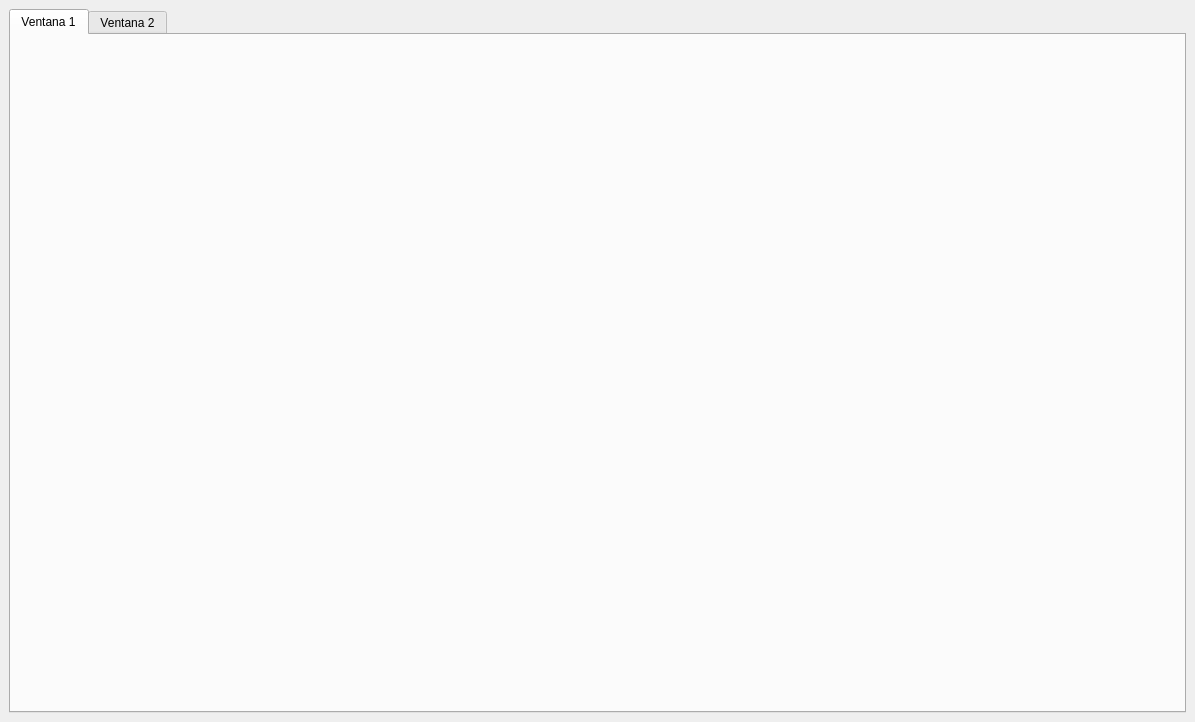
First picture: the form in window.ui, repository pablopascu99/practicaSSII, before the edit.
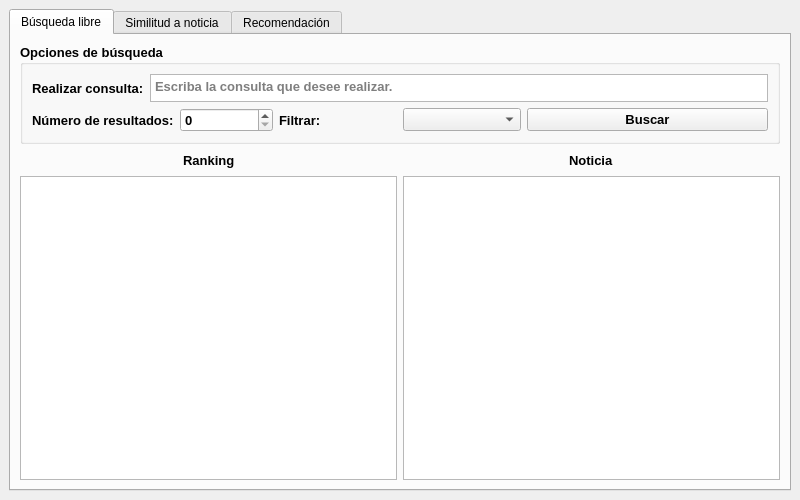
Second picture: the form after the edit.

Commit message: First window concept.

```diff
--- a/window.ui
+++ b/window.ui
@@ -6,28 +6,289 @@
    <rect>
     <x>0</x>
     <y>0</y>
-    <width>1195</width>
-    <height>722</height>
+    <width>800</width>
+    <height>500</height>
    </rect>
   </property>
+  <property name="minimumSize">
+   <size>
+    <width>800</width>
+    <height>500</height>
+   </size>
+  </property>
+  <property name="maximumSize">
+   <size>
+    <width>800</width>
+    <height>500</height>
+   </size>
+  </property>
   <property name="windowTitle">
    <string>MainWindow</string>
   </property>
   <widget class="QWidget" name="centralwidget">
-   <layout class="QGridLayout" name="gridLayout">
-    <item row="0" column="0">
+   <layout class="QVBoxLayout" name="verticalLayout_4">
+    <item>
      <widget class="QTabWidget" name="tabWidget">
       <property name="currentIndex">
        <number>0</number>
       </property>
       <widget class="QWidget" name="tab">
        <attribute name="title">
-        <string>Ventana 1</string>
+        <string>Búsqueda libre</string>
        </attribute>
+       <layout class="QGridLayout" name="gridLayout">
+        <item row="0" column="0">
+         <layout class="QVBoxLayout" name="verticalLayout_3" stretch="1,4">
+          <item>
+           <widget class="QGroupBox" name="groupBox">
+            <property name="maximumSize">
+             <size>
+              <width>16777215</width>
+              <height>100</height>
+             </size>
+            </property>
+            <property name="font">
+             <font>
+              <pointsize>10</pointsize>
+              <weight>75</weight>
+              <bold>true</bold>
+             </font>
+            </property>
+            <property name="title">
+             <string>Opciones de búsqueda</string>
+            </property>
+            <layout class="QGridLayout" name="gridLayout_2">
+             <item row="1" column="0">
+              <layout class="QHBoxLayout" name="horizontalLayout_3">
+               <item>
+                <layout class="QHBoxLayout" name="horizontalLayout" stretch="0,0">
+                 <item>
+                  <widget class="QLabel" name="label">
+                   <property name="text">
+                    <string>Número de resultados:</string>
+                   </property>
+                  </widget>
+                 </item>
+                 <item>
+                  <widget class="QSpinBox" name="nranking"/>
+                 </item>
+                </layout>
+               </item>
+               <item>
+                <layout class="QHBoxLayout" name="horizontalLayout_4">
+                 <item>
+                  <widget class="QLabel" name="label_5">
+                   <property name="text">
+                    <string>Filtrar:</string>
+                   </property>
+                  </widget>
+                 </item>
+                 <item>
+                  <widget class="QComboBox" name="comboBox"/>
+                 </item>
+                </layout>
+               </item>
+               <item>
+                <widget class="QPushButton" name="botonbuscar">
+                 <property name="text">
+                  <string>Buscar</string>
+                 </property>
+                </widget>
+               </item>
+              </layout>
+             </item>
+             <item row="0" column="0">
+              <layout class="QHBoxLayout" name="horizontalLayout_2">
+               <item>
+                <widget class="QLabel" name="label_2">
+                 <property name="text">
+                  <string>Realizar consulta:</string>
+                 </property>
+                </widget>
+               </item>
+               <item>
+                <widget class="QTextEdit" name="filtros">
+                 <property name="markdown">
+                  <string/>
+                 </property>
+                 <property name="placeholderText">
+                  <string>Escriba la consulta que desee realizar.</string>
+                 </property>
+                </widget>
+               </item>
+              </layout>
+             </item>
+            </layout>
+           </widget>
+          </item>
+          <item>
+           <layout class="QHBoxLayout" name="impresiones">
+            <item>
+             <layout class="QVBoxLayout" name="verticalLayout">
+              <item>
+               <layout class="QHBoxLayout" name="horizontalLayout_5">
+                <item>
+                 <spacer name="horizontalSpacer">
+                  <property name="orientation">
+                   <enum>Qt::Horizontal</enum>
+                  </property>
+                  <property name="sizeHint" stdset="0">
+                   <size>
+                    <width>40</width>
+                    <height>20</height>
+                   </size>
+                  </property>
+                 </spacer>
+                </item>
+                <item>
+                 <widget class="QLabel" name="label_3">
+                  <property name="font">
+                   <font>
+                    <pointsize>10</pointsize>
+                    <weight>75</weight>
+                    <bold>true</bold>
+                   </font>
+                  </property>
+                  <property name="text">
+                   <string>Ranking</string>
+                  </property>
+                 </widget>
+                </item>
+                <item>
+                 <spacer name="horizontalSpacer_2">
+                  <property name="orientation">
+                   <enum>Qt::Horizontal</enum>
+                  </property>
+                  <property name="sizeHint" stdset="0">
+                   <size>
+                    <width>40</width>
+                    <height>20</height>
+                   </size>
+                  </property>
+                 </spacer>
+                </item>
+               </layout>
+              </item>
+              <item>
+               <widget class="QTableView" name="ranking">
+                <property name="sizeAdjustPolicy">
+                 <enum>QAbstractScrollArea::AdjustToContents</enum>
+                </property>
+                <property name="editTriggers">
+                 <set>QAbstractItemView::NoEditTriggers</set>
+                </property>
+                <property name="alternatingRowColors">
+                 <bool>true</bool>
+                </property>
+                <property name="textElideMode">
+                 <enum>Qt::ElideNone</enum>
+                </property>
+                <attribute name="horizontalHeaderCascadingSectionResizes">
+                 <bool>true</bool>
+                </attribute>
+                <attribute name="horizontalHeaderMinimumSectionSize">
+                 <number>0</number>
+                </attribute>
+                <attribute name="horizontalHeaderDefaultSectionSize">
+                 <number>200</number>
+                </attribute>
+                <attribute name="horizontalHeaderStretchLastSection">
+                 <bool>true</bool>
+                </attribute>
+               </widget>
+              </item>
+             </layout>
+            </item>
+            <item>
+             <layout class="QVBoxLayout" name="verticalLayout_2">
+              <item>
+               <layout class="QHBoxLayout" name="horizontalLayout_6">
+                <item>
+                 <spacer name="horizontalSpacer_3">
+                  <property name="orientation">
+                   <enum>Qt::Horizontal</enum>
+                  </property>
+                  <property name="sizeHint" stdset="0">
+                   <size>
+                    <width>40</width>
+                    <height>20</height>
+                   </size>
+                  </property>
+                 </spacer>
+                </item>
+                <item>
+                 <widget class="QLabel" name="label_4">
+                  <property name="font">
+                   <font>
+                    <pointsize>10</pointsize>
+                    <weight>75</weight>
+                    <bold>true</bold>
+                   </font>
+                  </property>
+                  <property name="text">
+                   <string>Noticia</string>
+                  </property>
+                 </widget>
+                </item>
+                <item>
+                 <spacer name="horizontalSpacer_4">
+                  <property name="orientation">
+                   <enum>Qt::Horizontal</enum>
+                  </property>
+                  <property name="sizeHint" stdset="0">
+                   <size>
+                    <width>40</width>
+                    <height>20</height>
+                   </size>
+                  </property>
+                 </spacer>
+                </item>
+               </layout>
+              </item>
+              <item>
+               <widget class="QTableView" name="textos">
+                <property name="sizeAdjustPolicy">
+                 <enum>QAbstractScrollArea::AdjustToContents</enum>
+                </property>
+                <property name="editTriggers">
+                 <set>QAbstractItemView::NoEditTriggers</set>
+                </property>
+                <property name="alternatingRowColors">
+                 <bool>true</bool>
+                </property>
+                <property name="textElideMode">
+                 <enum>Qt::ElideNone</enum>
+                </property>
+                <attribute name="horizontalHeaderCascadingSectionResizes">
+                 <bool>true</bool>
+                </attribute>
+                <attribute name="horizontalHeaderMinimumSectionSize">
+                 <number>0</number>
+                </attribute>
+                <attribute name="horizontalHeaderDefaultSectionSize">
+                 <number>200</number>
+                </attribute>
+                <attribute name="horizontalHeaderStretchLastSection">
+                 <bool>true</bool>
+                </attribute>
+               </widget>
+              </item>
+             </layout>
+            </item>
+           </layout>
+          </item>
+         </layout>
+        </item>
+       </layout>
       </widget>
       <widget class="QWidget" name="tab_2">
        <attribute name="title">
-        <string>Ventana 2</string>
+        <string>Similitud a noticia</string>
+       </attribute>
+      </widget>
+      <widget class="QWidget" name="tab_3">
+       <attribute name="title">
+        <string>Recomendación</string>
        </attribute>
       </widget>
      </widget>
```
The commit also changes 2 other files.
